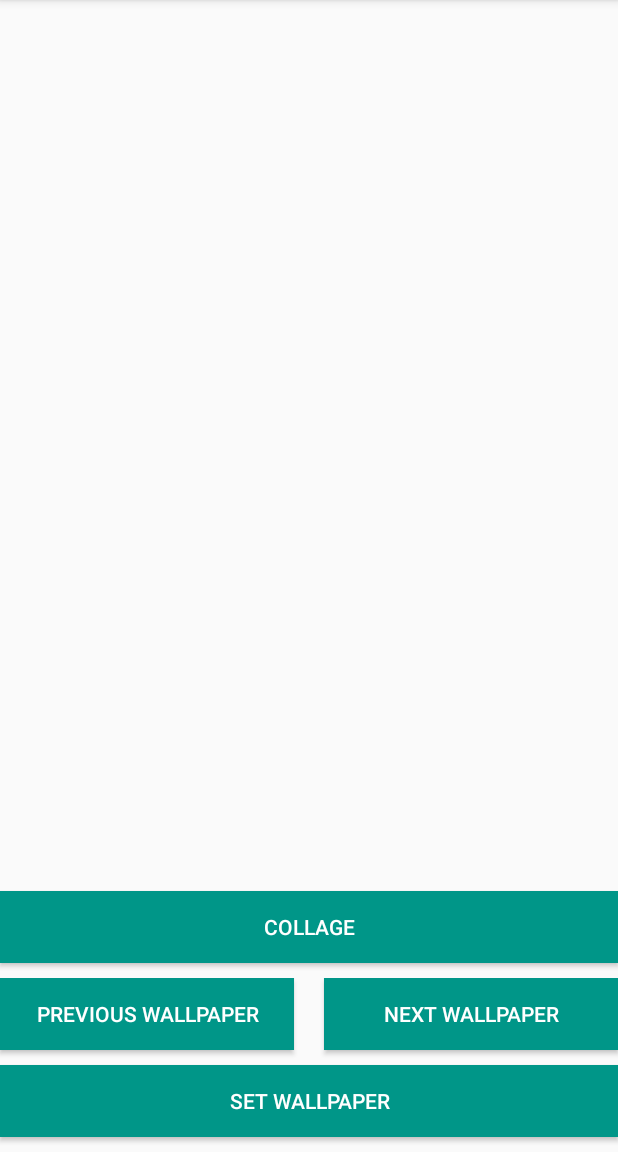
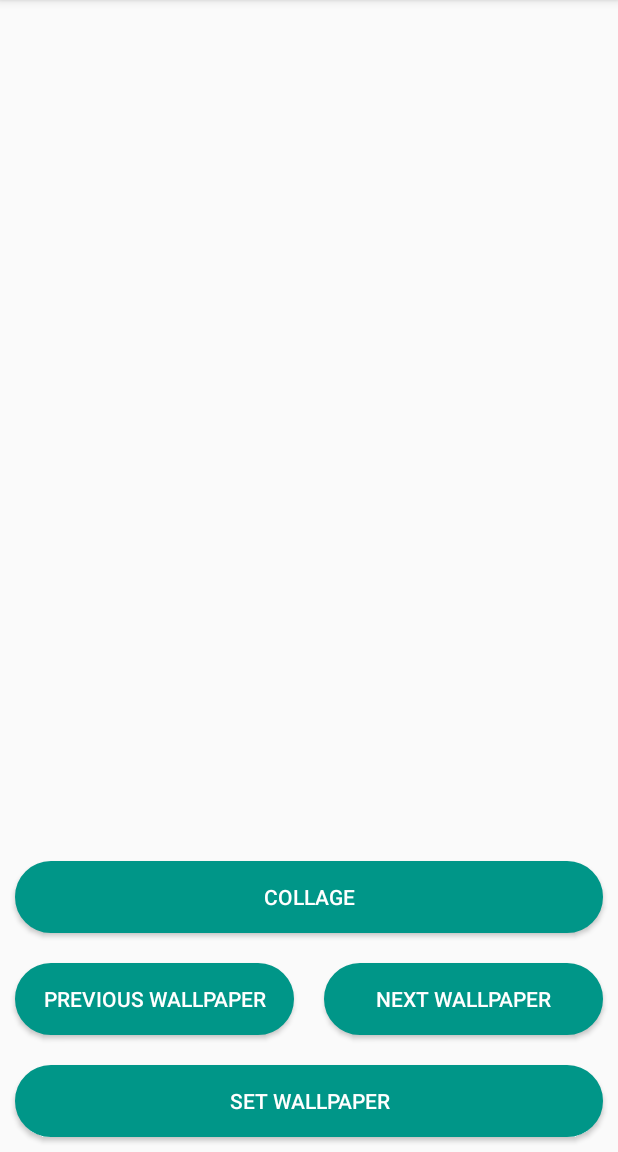
Before and after one commit to wodonnell/mp3Wallpaper, an Android app: the screen it shows after launch (MainActivity), after a tap on "PREVIOUS WALLPAPER", on a phone screen of 412 x 824 dp, the part 84-1236 px from its top. Run offline under Robolectric (Android 15) with nearby library versions, the phone set to English and light mode, and no system bars; our stand-ins replace ButterKnife; 3 statements that could not run were skipped; 2 other taps on this screen came first.

Commit message:
add rounded buttons

```diff
--- a/app/src/main/java/com/wayneodonnell/mp3wallpaper/MainActivity.java
+++ b/app/src/main/java/com/wayneodonnell/mp3wallpaper/MainActivity.java
@@ -38,6 +38,7 @@ import android.app.AlertDialog;
 import java.io.File;
 import java.io.IOException;
 import java.util.ArrayList;
+import java.util.Collection;
 import java.util.Collections;
 import java.util.List;
 import java.util.Random;
@@ -202,6 +203,7 @@ public class MainActivity extends AppCompatActivity implements View.OnClickListe
             }
             //TODO - add option to shuffle the list
             //Collections.shuffle(mFileList,new Random());
+            Collections.sort(mFileList);
         }
     }
 
--- /dev/null
+++ b/app/src/main/res/drawable/button_background.xml
@@ -0,0 +1,14 @@
+<?xml version="1.0" encoding="utf-8" ?>
+<selector xmlns:android="http://schemas.android.com/apk/res/android">
+    <!--  Non focused states
+     -->
+    <item android:state_focused="false" android:state_selected="false" android:state_pressed="false" android:drawable="@drawable/button_unfocused" />
+    <item android:state_focused="false" android:state_selected="true" android:state_pressed="false" android:drawable="@drawable/button_unfocused" />
+    <!--  Focused states
+     -->
+    <item android:state_focused="true" android:state_selected="false" android:state_pressed="false" android:drawable="@drawable/button_focus" />
+    <item android:state_focused="true" android:state_selected="true" android:state_pressed="false" android:drawable="@drawable/button_focus" />
+    <!--  Pressed
+     -->
+    <item android:state_pressed="true" android:drawable="@drawable/button_press" />
+</selector>
--- /dev/null
+++ b/app/src/main/res/drawable/button_focus.xml
@@ -0,0 +1,5 @@
+<shape xmlns:android="http://schemas.android.com/apk/res/android" android:shape="rectangle">
+    <stroke android:width="1dp" android:color="@color/colorAccent" />
+    <corners android:radius="40dp" />
+    <solid android:color="@color/colorAccent"/>
+</shape>
--- /dev/null
+++ b/app/src/main/res/drawable/button_press.xml
@@ -0,0 +1,5 @@
+<shape xmlns:android="http://schemas.android.com/apk/res/android" android:shape="rectangle">
+    <stroke android:width="1dp" android:color="@color/colorAccent" />
+    <corners android:radius="40dp" />
+    <solid android:color="@color/colorAccent"/>
+</shape>
--- /dev/null
+++ b/app/src/main/res/drawable/button_unfocused.xml
@@ -0,0 +1,5 @@
+<shape xmlns:android="http://schemas.android.com/apk/res/android" android:shape="rectangle">
+    <stroke android:width="1dp" android:color="@color/colorAccent" />
+    <corners android:radius="40dp" />
+    <solid android:color="@color/colorAccent"/>
+</shape>
--- a/app/src/main/res/layout/activity_main.xml
+++ b/app/src/main/res/layout/activity_main.xml
@@ -32,26 +32,26 @@
         android:layout_height="wrap_content"
         android:text="@string/set_Wallpaper"
         android:id="@+id/btnSetWallpaper"
-        android:background="@color/colorAccent"
+        android:background="@drawable/button_background"
         android:textColor="@color/colorTextIcons"
         android:visibility="visible"
         android:layout_alignParentBottom="true"
         android:layout_alignParentLeft="true"
         android:layout_alignParentStart="true"
-        android:layout_marginBottom="10dp" />
+        android:layout_margin="10dp" />
 
     <Button
         android:layout_width="match_parent"
         android:layout_height="wrap_content"
         android:text="Collage"
         android:id="@+id/btnCollage"
-        android:background="@color/colorAccent"
+        android:background="@drawable/button_background"
         android:textColor="@color/colorTextIcons"
         android:visibility="visible"
         android:layout_above="@+id/PrevNext"
         android:layout_alignParentLeft="true"
         android:layout_alignParentStart="true"
-        android:layout_marginBottom="10dp" />
+        android:layout_margin="10dp" />
 <LinearLayout
     android:id="@+id/PrevNext"
     android:layout_above="@+id/btnSetWallpaper"
@@ -68,10 +68,9 @@
         android:layout_height="wrap_content"
         android:layout_alignParentLeft="true"
         android:layout_alignParentStart="true"
-        android:layout_marginBottom="10dp"
-        android:layout_marginRight="10dp"
-        android:background="@color/colorAccent"
+        android:layout_margin="10dp"
         android:text="@string/prev"
+        android:background="@drawable/button_background"
         android:textColor="@color/colorTextIcons"
         android:visibility="visible" />
     <Button
@@ -81,9 +80,8 @@
         android:layout_height="wrap_content"
         android:layout_alignParentEnd="true"
         android:layout_alignParentRight="true"
-        android:layout_marginBottom="10dp"
-        android:layout_marginLeft   ="10dp"
-        android:background="@color/colorAccent"
+        android:layout_margin  ="10dp"
+        android:background="@drawable/button_background"
         android:text="@string/next"
         android:textColor="@color/colorTextIcons"
         android:visibility="visible" />
```
